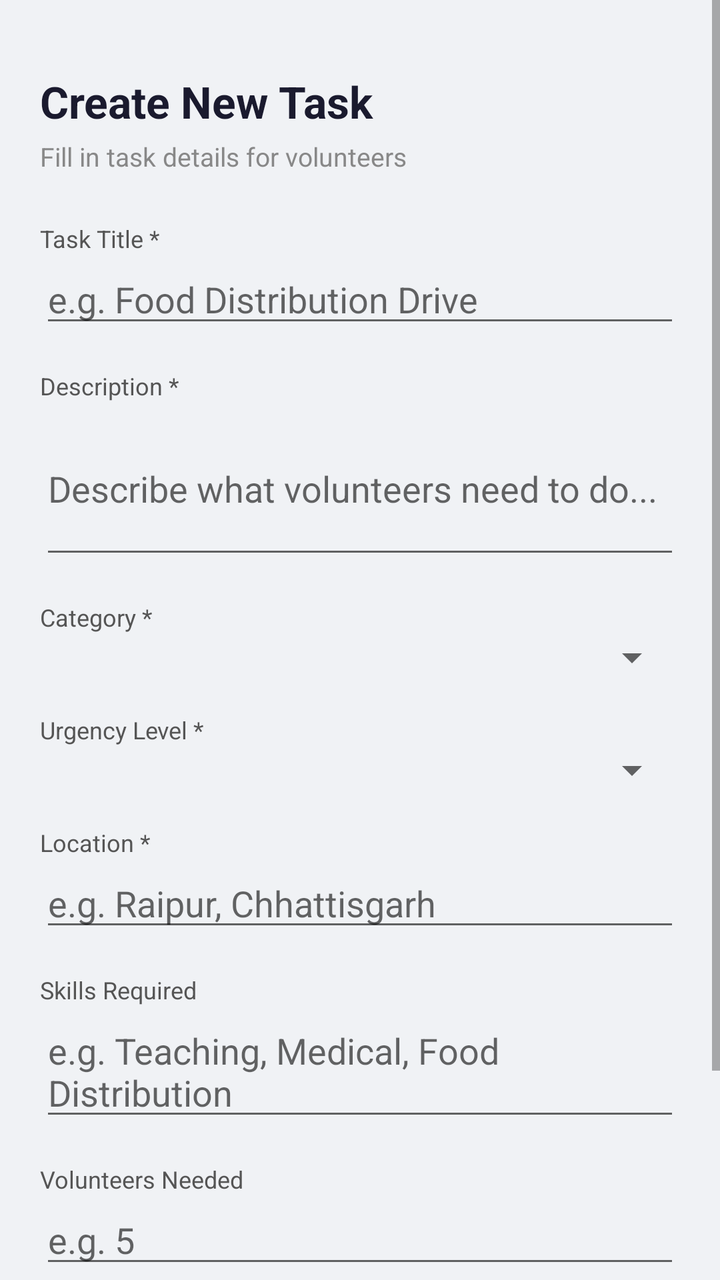
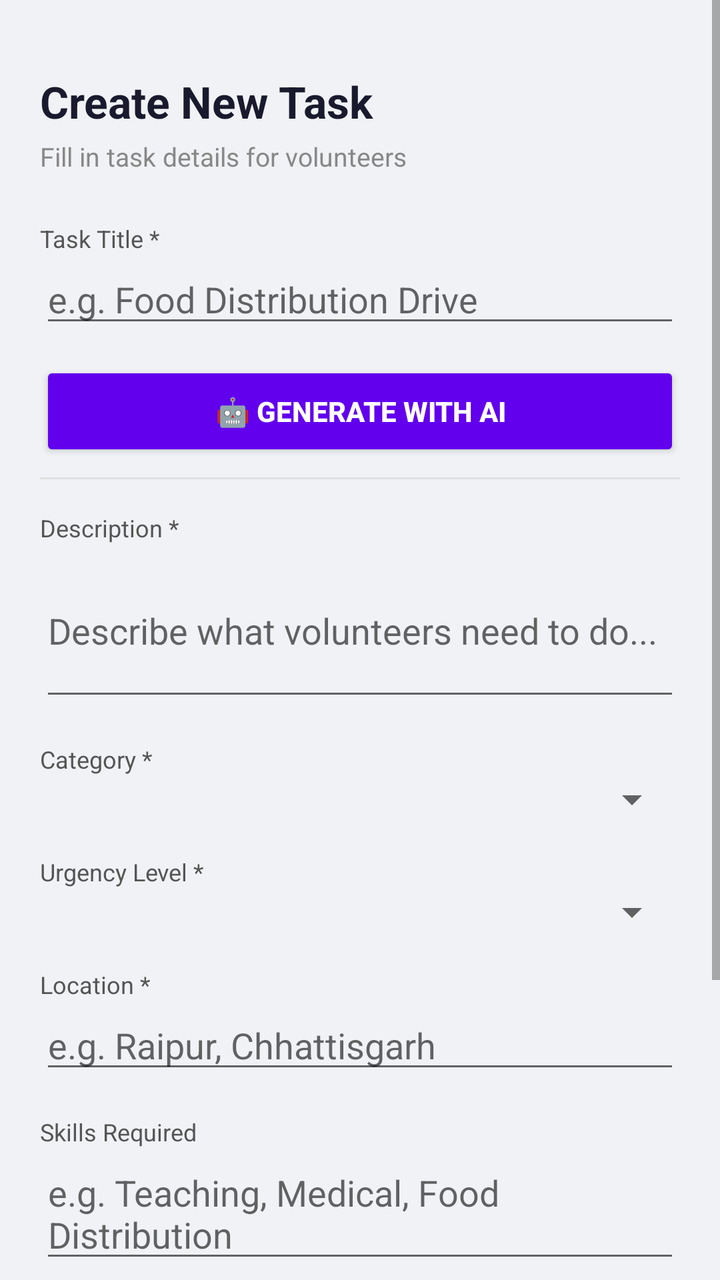

Two renders of the same Android screen: before a commit and after it. Below are the layout's source before the change and the commit's diff.
<!-- AndroidManifest.xml: application theme Theme.SmartSeva -->
<!-- res/layout/activity_create_task.xml -->
<ScrollView xmlns:android="http://schemas.android.com/apk/res/android"
    android:layout_width="match_parent"
    android:layout_height="match_parent"
    android:background="#F0F2F5">

    <LinearLayout
        android:orientation="vertical"
        android:padding="20dp"
        android:layout_width="match_parent"
        android:fitsSystemWindows="true"
        android:layout_height="wrap_content">

        <TextView
            android:layout_width="match_parent"
            android:layout_height="wrap_content"
            android:text="Create New Task"
            android:textSize="22sp"
            android:textStyle="bold"
            android:textColor="#1A1A2E"
            android:layout_marginBottom="4dp"
            android:layout_marginTop="16dp"/>

        <TextView
            android:layout_width="match_parent"
            android:layout_height="wrap_content"
            android:text="Fill in task details for volunteers"
            android:textSize="13sp"
            android:textColor="#888888"
            android:layout_marginBottom="24dp"/>

        <TextView android:layout_width="match_parent"
            android:layout_height="wrap_content"
            android:text="Task Title *" android:textSize="12sp"
            android:textColor="#555555"/>
        <EditText
            android:id="@+id/etTaskTitle"
            android:hint="e.g. Food Distribution Drive"
            android:layout_width="match_parent"
            android:layout_height="wrap_content"
            android:layout_marginBottom="16dp"
            android:inputType="textCapSentences"/>

        <TextView android:layout_width="match_parent"
            android:layout_height="wrap_content"
            android:text="Description *" android:textSize="12sp"
            android:textColor="#555555"/>
        <EditText
            android:id="@+id/etDescription"
            android:hint="Describe what volunteers need to do..."
            android:layout_width="match_parent"
            android:layout_height="wrap_content"
            android:inputType="textMultiLine"
            android:minLines="3"
            android:layout_marginBottom="16dp"/>

        <TextView android:layout_width="match_parent"
            android:layout_height="wrap_content"
            android:text="Category *" android:textSize="12sp"
            android:textColor="#555555"/>
        <Spinner
            android:id="@+id/spinnerCategory"
            android:layout_width="match_parent"
            android:layout_height="wrap_content"
            android:layout_marginBottom="16dp"/>

        <TextView android:layout_width="match_parent"
            android:layout_height="wrap_content"
            android:text="Urgency Level *" android:textSize="12sp"
            android:textColor="#555555"/>
        <Spinner
            android:id="@+id/spinnerUrgency"
            android:layout_width="match_parent"
            android:layout_height="wrap_content"
            android:layout_marginBottom="16dp"/>

        <TextView android:layout_width="match_parent"
            android:layout_height="wrap_content"
            android:text="Location *" android:textSize="12sp"
            android:textColor="#555555"/>
        <EditText
            android:id="@+id/etLocation"
            android:hint="e.g. Raipur, Chhattisgarh"
            android:layout_width="match_parent"
            android:layout_height="wrap_content"
            android:layout_marginBottom="16dp"/>

        <TextView android:layout_width="match_parent"
            android:layout_height="wrap_content"
            android:text="Skills Required" android:textSize="12sp"
            android:textColor="#555555"/>
        <EditText
            android:id="@+id/etSkills"
            android:hint="e.g. Teaching, Medical, Food Distribution"
            android:layout_width="match_parent"
            android:layout_height="wrap_content"
            android:layout_marginBottom="16dp"/>

        <TextView android:layout_width="match_parent"
            android:layout_height="wrap_content"
            android:text="Volunteers Needed" android:textSize="12sp"
            android:textColor="#555555"/>
        <EditText
            android:id="@+id/etVolunteers"
            android:hint="e.g. 5"
            android:layout_width="match_parent"
            android:layout_height="wrap_content"
            android:inputType="number"
            android:layout_marginBottom="24dp"/>

        <Button
            android:id="@+id/btnSubmitTask"
            android:text="Create Task ✓"
            android:layout_marginBottom="32dp"
            android:backgroundTint="#1A1A2E"
            android:textColor="#FFFFFF"
            android:layout_width="match_parent"
            android:layout_height="50dp"/>

    </LinearLayout>
</ScrollView>
<!-- resources referenced by this layout -->
<resources>
  <style name="Theme.SmartSeva" parent="Theme.MaterialComponents.Light.NoActionBar">
          <item name="colorPrimary">@color/primary</item>
          <item name="colorPrimaryDark">@color/primary_dark</item>
          <item name="colorAccent">@color/accent</item>
          <item name="android:windowBackground">@color/background</item>
          <item name="android:statusBarColor">@color/primary_dark</item>
      </style>
  <color name="primary">#1565C0</color>
  <color name="primary_dark">#0D47A1</color>
  <color name="accent">#42A5F5</color>
  <color name="background">#F0F4F8</color>
</resources>

<!-- the commit's change to res/layout/activity_create_task.xml (unified diff, before → after) -->
@@ -28,21 +28,66 @@
             android:textColor="#888888"
             android:layout_marginBottom="24dp"/>
 
-        <TextView android:layout_width="match_parent"
+        
+        <TextView
+            android:layout_width="match_parent"
             android:layout_height="wrap_content"
-            android:text="Task Title *" android:textSize="12sp"
+            android:text="Task Title *"
+            android:textSize="12sp"
             android:textColor="#555555"/>
         <EditText
             android:id="@+id/etTaskTitle"
             android:hint="e.g. Food Distribution Drive"
             android:layout_width="match_parent"
             android:layout_height="wrap_content"
-            android:layout_marginBottom="16dp"
+            android:layout_marginBottom="12dp"
             android:inputType="textCapSentences"/>
 
-        <TextView android:layout_width="match_parent"
+        
+        <Button
+            android:id="@+id/btnAiGenerate"
+            android:layout_width="match_parent"
+            android:layout_height="50dp"
+            android:text="🤖 Generate with AI"
+            android:textColor="#FFFFFF"
+            android:textSize="14sp"
+            android:textStyle="bold"
+            android:backgroundTint="#6200EE"
+            android:layout_marginBottom="8dp"/>
+
+        
+        <ProgressBar
+            android:id="@+id/progressAi"
+            android:layout_width="wrap_content"
             android:layout_height="wrap_content"
-            android:text="Description *" android:textSize="12sp"
+            android:layout_gravity="center"
+            android:visibility="gone"
+            android:layout_marginBottom="4dp"/>
+
+        
+        <TextView
+            android:id="@+id/tvAiStatus"
+            android:layout_width="match_parent"
+            android:layout_height="wrap_content"
+            android:textSize="13sp"
+            android:textColor="#6200EE"
+            android:gravity="center"
+            android:visibility="gone"
+            android:layout_marginBottom="16dp"/>
+
+        
+        <View
+            android:layout_width="match_parent"
+            android:layout_height="1dp"
+            android:background="#E0E0E0"
+            android:layout_marginBottom="16dp"/>
+
+        
+        <TextView
+            android:layout_width="match_parent"
+            android:layout_height="wrap_content"
+            android:text="Description *"
+            android:textSize="12sp"
             android:textColor="#555555"/>
         <EditText
             android:id="@+id/etDescription"
@@ -53,9 +98,12 @@
             android:minLines="3"
             android:layout_marginBottom="16dp"/>
 
-        <TextView android:layout_width="match_parent"
+        
+        <TextView
+            android:layout_width="match_parent"
             android:layout_height="wrap_content"
-            android:text="Category *" android:textSize="12sp"
+            android:text="Category *"
+            android:textSize="12sp"
             android:textColor="#555555"/>
         <Spinner
             android:id="@+id/spinnerCategory"
@@ -63,9 +111,12 @@
             android:layout_height="wrap_content"
             android:layout_marginBottom="16dp"/>
 
-        <TextView android:layout_width="match_parent"
+        
+        <TextView
+            android:layout_width="match_parent"
             android:layout_height="wrap_content"
-            android:text="Urgency Level *" android:textSize="12sp"
+            android:text="Urgency Level *"
+            android:textSize="12sp"
             android:textColor="#555555"/>
         <Spinner
             android:id="@+id/spinnerUrgency"
@@ -73,9 +124,12 @@
             android:layout_height="wrap_content"
             android:layout_marginBottom="16dp"/>
 
-        <TextView android:layout_width="match_parent"
+        
+        <TextView
+            android:layout_width="match_parent"
             android:layout_height="wrap_content"
-            android:text="Location *" android:textSize="12sp"
+            android:text="Location *"
+            android:textSize="12sp"
             android:textColor="#555555"/>
         <EditText
             android:id="@+id/etLocation"
@@ -84,9 +138,12 @@
             android:layout_height="wrap_content"
             android:layout_marginBottom="16dp"/>
 
-        <TextView android:layout_width="match_parent"
+        
+        <TextView
+            android:layout_width="match_parent"
             android:layout_height="wrap_content"
-            android:text="Skills Required" android:textSize="12sp"
+            android:text="Skills Required"
+            android:textSize="12sp"
             android:textColor="#555555"/>
         <EditText
             android:id="@+id/etSkills"
@@ -95,9 +152,12 @@
             android:layout_height="wrap_content"
             android:layout_marginBottom="16dp"/>
 
-        <TextView android:layout_width="match_parent"
+        
+        <TextView
+            android:layout_width="match_parent"
             android:layout_height="wrap_content"
-            android:text="Volunteers Needed" android:textSize="12sp"
+            android:text="Volunteers Needed"
+            android:textSize="12sp"
             android:textColor="#555555"/>
         <EditText
             android:id="@+id/etVolunteers"
@@ -107,6 +167,7 @@
             android:inputType="number"
             android:layout_marginBottom="24dp"/>
 
+        
         <Button
             android:id="@+id/btnSubmitTask"
             android:text="Create Task ✓"
